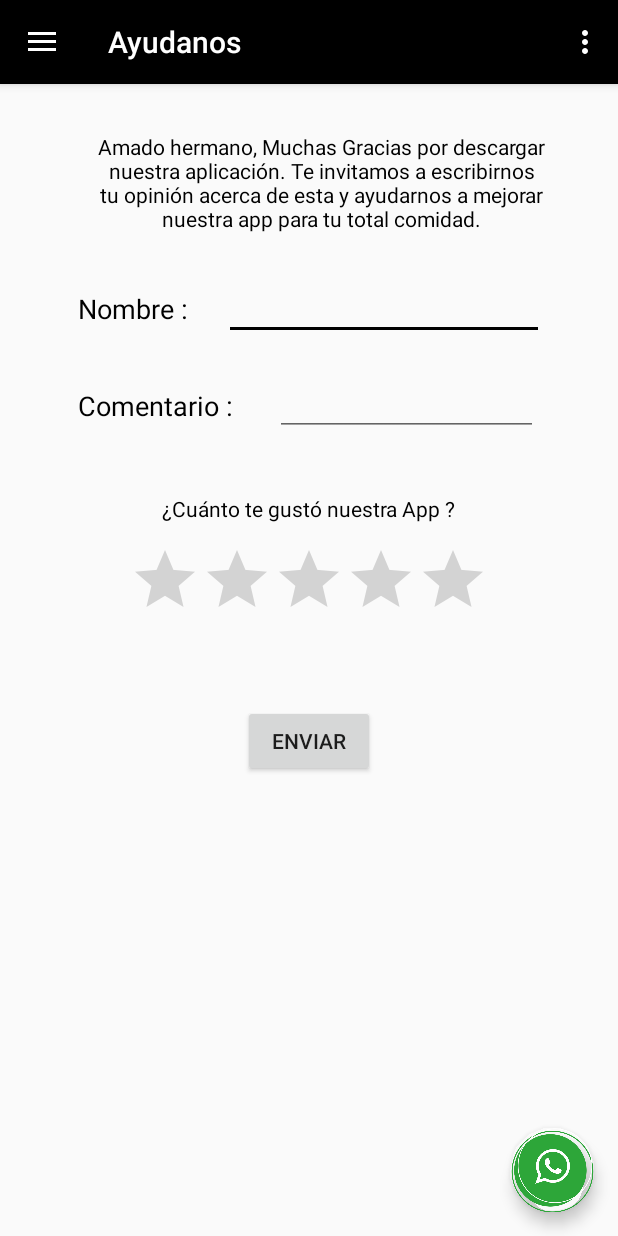
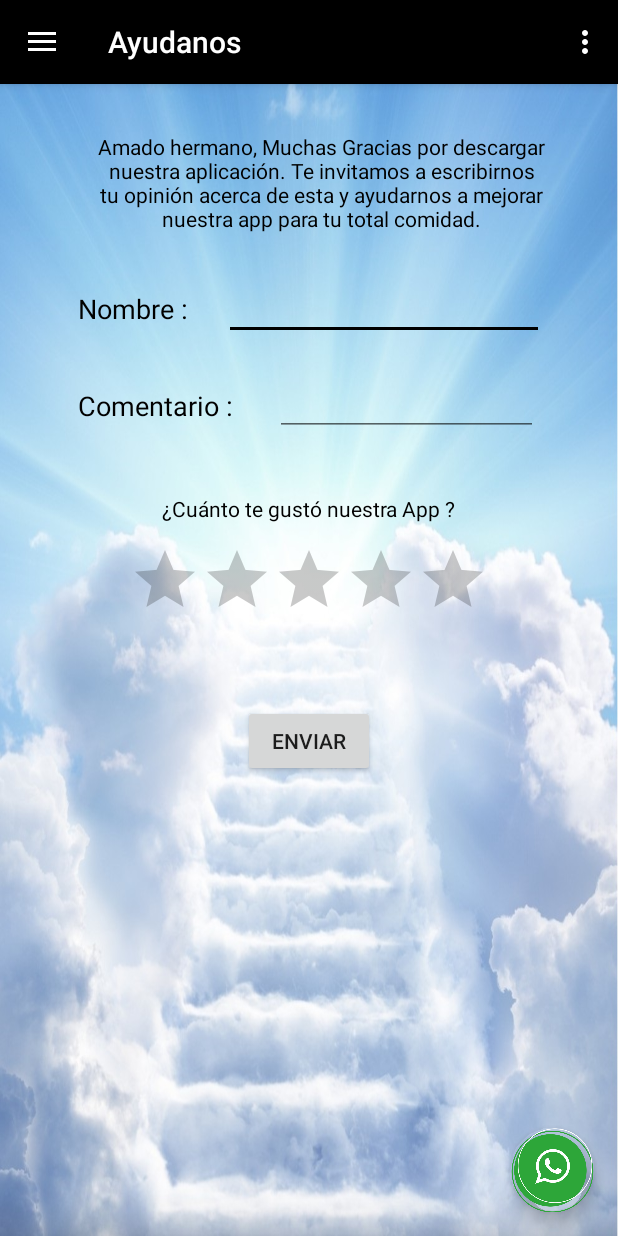
Before and after one commit to Thomacho18021/Ministerio, an Android app: the screen it shows after launch (MainActivity), in the side drawer, after a tap on "Ayudanos", on a phone screen of 412 x 824 dp. Run offline under Robolectric (Android 15) with nearby library versions, the phone set to English and light mode, and no system bars; our stand-ins replace navigation-ui.

Commit message:
5 Commit: Se cambia el fondo de la aplicacion y se cambia color de rating bar

```diff
--- a/app/build.gradle
+++ b/app/build.gradle
@@ -31,6 +31,7 @@ dependencies {
     implementation 'androidx.navigation:navigation-fragment:2.3.0'
     implementation 'androidx.navigation:navigation-ui:2.3.0'
     implementation 'androidx.lifecycle:lifecycle-extensions:2.2.0'
+    implementation 'androidx.preference:preference:1.1.0'
     testImplementation 'junit:junit:4.12'
     androidTestImplementation 'androidx.test.ext:junit:1.1.2'
     androidTestImplementation 'androidx.test.espresso:espresso-core:3.3.0'
--- a/app/src/main/AndroidManifest.xml
+++ b/app/src/main/AndroidManifest.xml
@@ -9,6 +9,9 @@
         android:roundIcon="@mipmap/ic_launcher_round"
         android:supportsRtl="true"
         android:theme="@style/AppTheme">
+        <activity
+            android:name=".Activity_ajustes"
+            android:label="@string/title_activity_ajustes"></activity>
         <activity
             android:name=".MainActivity"
             android:label="@string/app_name"
--- a/app/src/main/res/drawable/ic_menu_camera.xml
+++ /dev/null
@@ -1,12 +0,0 @@
-<vector xmlns:android="http://schemas.android.com/apk/res/android"
-    android:width="24dp"
-    android:height="24dp"
-    android:viewportWidth="24.0"
-    android:viewportHeight="24.0">
-    <path
-        android:fillColor="#FF000000"
-        android:pathData="M12,12m-3.2,0a3.2,3.2 0,1 1,6.4 0a3.2,3.2 0,1 1,-6.4 0" />
-    <path
-        android:fillColor="#FF000000"
-        android:pathData="M9,2L7.17,4H4c-1.1,0 -2,0.9 -2,2v12c0,1.1 0.9,2 2,2h16c1.1,0 2,-0.9 2,-2V6c0,-1.1 -0.9,-2 -2,-2h-3.17L15,2H9zm3,15c-2.76,0 -5,-2.24 -5,-5s2.24,-5 5,-5 5,2.24 5,5 -2.24,5 -5,5z" />
-</vector>
--- a/app/src/main/res/drawable/ic_menu_slideshow.xml
+++ /dev/null
@@ -1,9 +0,0 @@
-<vector xmlns:android="http://schemas.android.com/apk/res/android"
-    android:width="24dp"
-    android:height="24dp"
-    android:viewportWidth="24.0"
-    android:viewportHeight="24.0">
-    <path
-        android:fillColor="#FF000000"
-        android:pathData="M4,6H2v14c0,1.1 0.9,2 2,2h14v-2H4V6zm16,-4H8c-1.1,0 -2,0.9 -2,2v12c0,1.1 0.9,2 2,2h12c1.1,0 2,-0.9 2,-2V4c0,-1.1 -0.9,-2 -2,-2zm-8,12.5v-9l6,4.5 -6,4.5z" />
-</vector>
--- a/app/src/main/res/layout/activity_main.xml
+++ b/app/src/main/res/layout/activity_main.xml
@@ -2,6 +2,7 @@
 <androidx.drawerlayout.widget.DrawerLayout xmlns:android="http://schemas.android.com/apk/res/android"
     xmlns:app="http://schemas.android.com/apk/res-auto"
     xmlns:tools="http://schemas.android.com/tools"
+    android:background="@drawable/cielo"
     android:id="@+id/drawer_layout"
     android:layout_width="match_parent"
     android:layout_height="match_parent"
--- a/app/src/main/res/layout/ayudanos_fragment.xml
+++ b/app/src/main/res/layout/ayudanos_fragment.xml
@@ -84,6 +84,7 @@
 
     <RatingBar
         android:id="@+id/ratingBar"
+        android:theme="@style/RatingBar.Yellow"
         android:layout_width="wrap_content"
         android:layout_height="wrap_content"
         android:layout_marginTop="72dp"
--- a/app/src/main/res/layout/radio_fragment.xml
+++ b/app/src/main/res/layout/radio_fragment.xml
@@ -10,4 +10,5 @@
         android:layout_height="match_parent"
         android:text="Hello" />
 
+
 </FrameLayout>
--- a/app/src/main/res/menu/activity_main_drawer.xml
+++ b/app/src/main/res/menu/activity_main_drawer.xml
@@ -6,7 +6,7 @@
     <group android:checkableBehavior="single">
         <item
             android:id="@+id/nav_home"
-            android:icon="@drawable/ic_menu_camera"
+            android:icon="@drawable/puerta"
             android:title="@string/menu_home" />
         <item
             android:id="@+id/nav_radio"
@@ -14,15 +14,15 @@
             android:title="@string/menu_radio" />
         <item
             android:id="@+id/nav_programas"
-            android:icon="@drawable/ic_menu_slideshow"
+            android:icon="@drawable/riqueza"
             android:title="@string/menu_programas" />
         <item
             android:id="@+id/nav_conocenos"
-            android:icon="@drawable/abc_vector_test"
+            android:icon="@drawable/ic_launcher_background"
             android:title="@string/menu_conocenos"/>
         <item
             android:id="@+id/nav_ayudanos"
-            android:icon="@drawable/abc_vector_test"
+            android:icon="@drawable/ic_launcher_background"
             android:title="@string/menu_ayudanos"/>
     </group>
 </menu>
--- a/app/src/main/res/menu/main.xml
+++ b/app/src/main/res/menu/main.xml
@@ -6,4 +6,9 @@
         android:orderInCategory="100"
         android:title="@string/action_settings"
         app:showAsAction="never" />
+    <item
+        android:id="@+id/action_salir"
+        android:orderInCategory="100"
+        android:title="@string/action_salir"
+        app:showAsAction="never" />
 </menu>
--- a/app/src/main/res/values/styles.xml
+++ b/app/src/main/res/values/styles.xml
@@ -16,4 +16,11 @@
 
     <style name="AppTheme.PopupOverlay" parent="ThemeOverlay.AppCompat.Light" />
 
+    <style name="RatingBar.Yellow" parent="Theme.AppCompat">
+        <item name="colorControlNormal">@color/grey</item>
+        <item name="colorControlActivated">@color/yellow</item>
+    </style>
+
+    <color name="yellow">#FFDD00</color>
+    <color name="grey"  >#B4000000</color>
 </resources>
```
Also changed, not shown: app/src/main/java/com/srcarrillo/ministerio/Activity_ajustes.java (added, +31 -0 lines), app/src/main/res/drawable/ic_menu_gallery.xml (deleted, +0 -9 lines), app/src/main/res/layout/settings_activity.xml (added, +9 -0 lines), app/src/main/res/values/arrays.xml (added, +12 -0 lines), app/src/main/res/values/strings.xml (+17 -0 lines), app/src/main/res/xml/root_preferences.xml (added, +35 -0 lines), app/src/main/res/drawable-v24/cielo.jpg (added).
